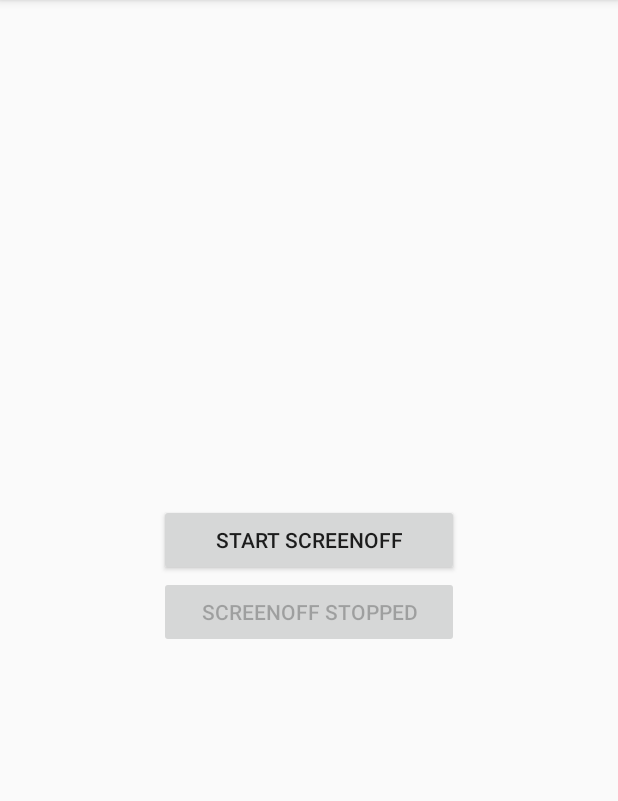
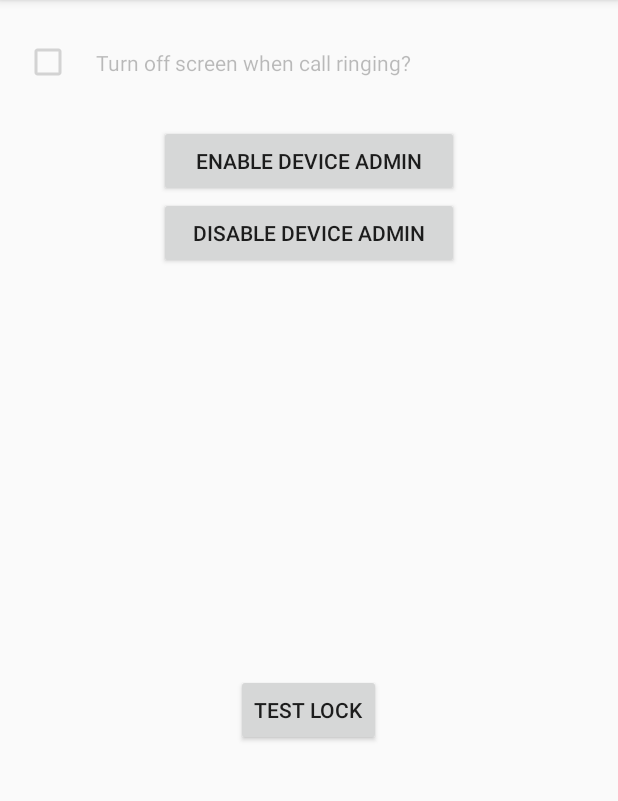
Before and after one commit to andreycooper/screen-off-switcher, an Android app: the screen it shows after launch (MainActivity), on a phone screen of 412 x 824 dp, the part 84-885 px from its top. Run offline under Robolectric (Android 15) with nearby library versions, the phone set to English and light mode, and no system bars.

Commit message:
Lock screen is implemented

```diff
--- a/app/src/main/java/com/weezlabs/screenoffswitcher/MainActivity.java
+++ b/app/src/main/java/com/weezlabs/screenoffswitcher/MainActivity.java
@@ -1,42 +1,54 @@
 package com.weezlabs.screenoffswitcher;
 
+import android.app.admin.DevicePolicyManager;
+import android.content.ComponentName;
+import android.content.Context;
+import android.content.Intent;
 import android.os.Bundle;
 import android.support.v7.app.AppCompatActivity;
 import android.view.Menu;
 import android.view.MenuItem;
 import android.view.View;
-import android.widget.Button;
+import android.widget.CheckBox;
+import android.widget.CompoundButton;
+import android.widget.Toast;
 
 import com.weezlabs.screenoffswitcher.util.Utils;
 
 
 public class MainActivity extends AppCompatActivity {
 
-    private Button mStartButton;
-    private Button mStopButton;
+    private static final int ADMIN_INTENT_CODE = 11;
+    private DevicePolicyManager mDevicePolicyManager;
+    private ComponentName mComponentName;
+    private CheckBox mEnableReceiverCheckBox;
 
     @Override
     protected void onCreate(Bundle savedInstanceState) {
         super.onCreate(savedInstanceState);
         setContentView(R.layout.activity_main);
-        mStartButton = (Button) findViewById(R.id.start_button);
-        mStopButton = (Button) findViewById(R.id.stop_button);
-        updateButtons();
-    }
 
-    private void updateButtons() {
-        if (Utils.isPhoneStateReceiverWork(this)) {
-            mStartButton.setEnabled(false);
-            mStartButton.setText(getString(R.string.label_button_start_disabled));
-            mStopButton.setEnabled(true);
-            mStopButton.setText(getString(R.string.label_button_stop_enabled));
+        mDevicePolicyManager = (DevicePolicyManager) getSystemService(
+                Context.DEVICE_POLICY_SERVICE);
+        mComponentName = new ComponentName(getApplicationContext(), AdminReceiver.class);
 
-        } else {
-            mStopButton.setEnabled(false);
-            mStopButton.setText(getString(R.string.label_button_stop_disabled));
-            mStartButton.setEnabled(true);
-            mStartButton.setText(getString(R.string.label_button_start_enabled));
-        }
+        mEnableReceiverCheckBox = (CheckBox) findViewById(R.id.enable_receiver_checkbox);
+        mEnableReceiverCheckBox.setEnabled(isAdmin());
+        mEnableReceiverCheckBox.setChecked(Utils.isPhoneStateReceiverWork(getApplicationContext()));
+
+        mEnableReceiverCheckBox.setOnCheckedChangeListener(new CompoundButton.OnCheckedChangeListener() {
+            @Override
+            public void onCheckedChanged(CompoundButton buttonView, boolean isChecked) {
+                if (!isAdmin()) {
+                    Toast.makeText(getApplicationContext(),
+                            getString(R.string.toast_register_admin_first), Toast.LENGTH_SHORT).show();
+                    mEnableReceiverCheckBox.setChecked(false);
+                } else {
+                    setReceiverWork(isChecked);
+                }
+            }
+        });
+
     }
 
     @Override
@@ -56,13 +68,60 @@ public class MainActivity extends AppCompatActivity {
         return super.onOptionsItemSelected(item);
     }
 
-    public void onClickStartSwitcher(View view) {
-        Utils.setPhoneStateReceiverWork(this, true);
-        updateButtons();
+    @Override
+    protected void onActivityResult(int requestCode, int resultCode, Intent data) {
+        if (requestCode == ADMIN_INTENT_CODE) {
+            if (resultCode == RESULT_OK) {
+                Toast.makeText(getApplicationContext(),
+                        getString(R.string.toast_register_admin_success), Toast.LENGTH_SHORT).show();
+            } else {
+                Toast.makeText(getApplicationContext(),
+                        getString(R.string.toast_register_admin_failed), Toast.LENGTH_SHORT).show();
+            }
+            mEnableReceiverCheckBox.setEnabled(isAdmin());
+        }
     }
 
-    public void onClickStopSwitcher(View view) {
-        Utils.setPhoneStateReceiverWork(this, false);
-        updateButtons();
+    public void onClickEnableDeviceAdmin(View view) {
+        if (!isAdmin()) {
+            Intent intent = new Intent(DevicePolicyManager.ACTION_ADD_DEVICE_ADMIN);
+            intent.putExtra(DevicePolicyManager.EXTRA_DEVICE_ADMIN, mComponentName);
+            intent.putExtra(DevicePolicyManager.EXTRA_ADD_EXPLANATION,
+                    getString(R.string.explanation_device_admin));
+            startActivityForResult(intent, ADMIN_INTENT_CODE);
+        } else {
+            Toast.makeText(getApplicationContext(),
+                    getString(R.string.toast_register_admin_already), Toast.LENGTH_SHORT).show();
+        }
+    }
+
+    public void onClickDisableDeviceAdmin(View view) {
+        if (isAdmin()) {
+            mDevicePolicyManager.removeActiveAdmin(mComponentName);
+            Toast.makeText(getApplicationContext(),
+                    getString(R.string.toast_register_admin_removed), Toast.LENGTH_SHORT).show();
+            mEnableReceiverCheckBox.setEnabled(false);
+        } else {
+            Toast.makeText(getApplicationContext(),
+                    getString(R.string.toast_register_admin_denied), Toast.LENGTH_SHORT).show();
+        }
+    }
+
+    public void onClickTest(View view) {
+        if (isAdmin()) {
+            mDevicePolicyManager.lockNow();
+        } else {
+            Toast.makeText(getApplicationContext(),
+                    getString(R.string.toast_register_admin_denied), Toast.LENGTH_SHORT).show();
+        }
+
+    }
+
+    private void setReceiverWork(boolean isWork) {
+        Utils.setPhoneStateReceiverWork(getApplicationContext(), isWork);
+    }
+
+    private boolean isAdmin() {
+        return mDevicePolicyManager.isAdminActive(mComponentName);
     }
 }
--- a/app/src/main/res/layout/activity_main.xml
+++ b/app/src/main/res/layout/activity_main.xml
@@ -8,27 +8,54 @@
                 android:paddingTop="@dimen/activity_vertical_margin"
                 tools:context=".MainActivity">
 
+    <CheckBox
+        android:id="@+id/enable_receiver_checkbox"
+        android:layout_width="match_parent"
+        android:layout_height="wrap_content"
+        android:layout_alignParentTop="true"
+        android:padding="@dimen/checkbox_padding"
+        android:text="@string/label_checkbox_turn_on_screen"/>
+
     <LinearLayout
-        android:layout_width="wrap_content"
+        android:id="@+id/device_admin_layout"
+        android:layout_width="match_parent"
         android:layout_height="wrap_content"
-        android:layout_centerInParent="true"
-        android:orientation="vertical">
+        android:layout_below="@id/enable_receiver_checkbox"
+        android:gravity="center_horizontal"
+        android:orientation="vertical"
+        android:padding="@dimen/layout_device_admin_padding">
 
         <Button
-            android:id="@+id/start_button"
+            android:id="@+id/enable_admin_button"
             android:layout_width="wrap_content"
             android:layout_height="wrap_content"
             android:minWidth="@dimen/button_min_width"
-            android:onClick="onClickStartSwitcher"
-            android:text="@string/label_button_start_enabled"/>
+            android:onClick="onClickEnableDeviceAdmin"
+            android:text="@string/label_button_enable_admin"/>
 
         <Button
-            android:id="@+id/stop_button"
+            android:id="@+id/disable_admin_button"
             android:layout_width="wrap_content"
             android:layout_height="wrap_content"
             android:minWidth="@dimen/button_min_width"
-            android:onClick="onClickStopSwitcher"
-            android:text="@string/label_button_stop_enabled"/>
+            android:onClick="onClickDisableDeviceAdmin"
+            android:text="@string/label_button_disable_admin"/>
+
+    </LinearLayout>
+
+
+    <LinearLayout
+        android:layout_width="match_parent"
+        android:layout_height="match_parent"
+        android:layout_below="@id/device_admin_layout"
+        android:gravity="center">
+
+        <Button
+            android:id="@+id/test_button"
+            android:layout_width="wrap_content"
+            android:layout_height="wrap_content"
+            android:onClick="onClickTest"
+            android:text="@string/label_button_test_lock"/>
     </LinearLayout>
 
 </RelativeLayout>
--- a/app/src/main/res/values/dimens.xml
+++ b/app/src/main/res/values/dimens.xml
@@ -3,5 +3,8 @@
     <dimen name="activity_horizontal_margin">16dp</dimen>
     <dimen name="activity_vertical_margin">16dp</dimen>
 
+    <dimen name="checkbox_padding">16dp</dimen>
+    <dimen name="layout_device_admin_padding">16dp</dimen>
     <dimen name="button_min_width">200dp</dimen>
+
 </resources>
--- a/app/src/main/res/values/strings.xml
+++ b/app/src/main/res/values/strings.xml
@@ -2,8 +2,20 @@
     <string name="app_name">ScreenOff Switcher</string>
     <string name="action_settings">Settings</string>
 
-    <string name="label_button_start_enabled">Start ScreenOff</string>
-    <string name="label_button_stop_enabled">Stop ScreenOff</string>
-    <string name="label_button_start_disabled">ScreenOff started</string>
-    <string name="label_button_stop_disabled">ScreenOff stopped</string>
+    <string name="label_checkbox_turn_on_screen">Turn off screen when call ringing?</string>
+
+    <string name="label_button_enable_admin">Enable Device Admin</string>
+    <string name="label_button_disable_admin">Disable Device Admin</string>
+    <string name="label_button_test_lock">Test Lock</string>
+
+    <string name="toast_register_admin_success">Registered as Admin</string>
+    <string name="toast_register_admin_failed">Failed to register as Admin</string>
+    <string name="toast_register_admin_already">Admin is registered already!</string>
+    <string name="toast_register_admin_removed">Admin registration removed</string>
+    <string name="toast_register_admin_denied">"Not registered as Admin"</string>
+    <string name="toast_register_admin_first">First register as Admin!</string>
+
+    <string name="explanation_device_admin">Admin for locking screen!</string>
+    <string name="title_activity_phone">PhoneActivity</string>
+
 </resources>
--- /dev/null
+++ b/app/src/main/res/xml/device_admin.xml
@@ -0,0 +1,6 @@
+<?xml version="1.0" encoding="utf-8"?>
+<device-admin xmlns:android="http://schemas.android.com/apk/res/android" >
+    <uses-policies>
+        <force-lock />
+    </uses-policies>
+</device-admin>
```
Also changed, not shown: app/src/main/AndroidManifest.xml (+17 -1 lines), app/src/main/java/com/weezlabs/screenoffswitcher/AdminReceiver.java (added, +9 -0 lines), app/src/main/java/com/weezlabs/screenoffswitcher/PhoneStateReceiver.java (+27 -0 lines), app/src/main/java/com/weezlabs/screenoffswitcher/ScreenOffPhoneStateListener.java (deleted, +0 -9 lines).
